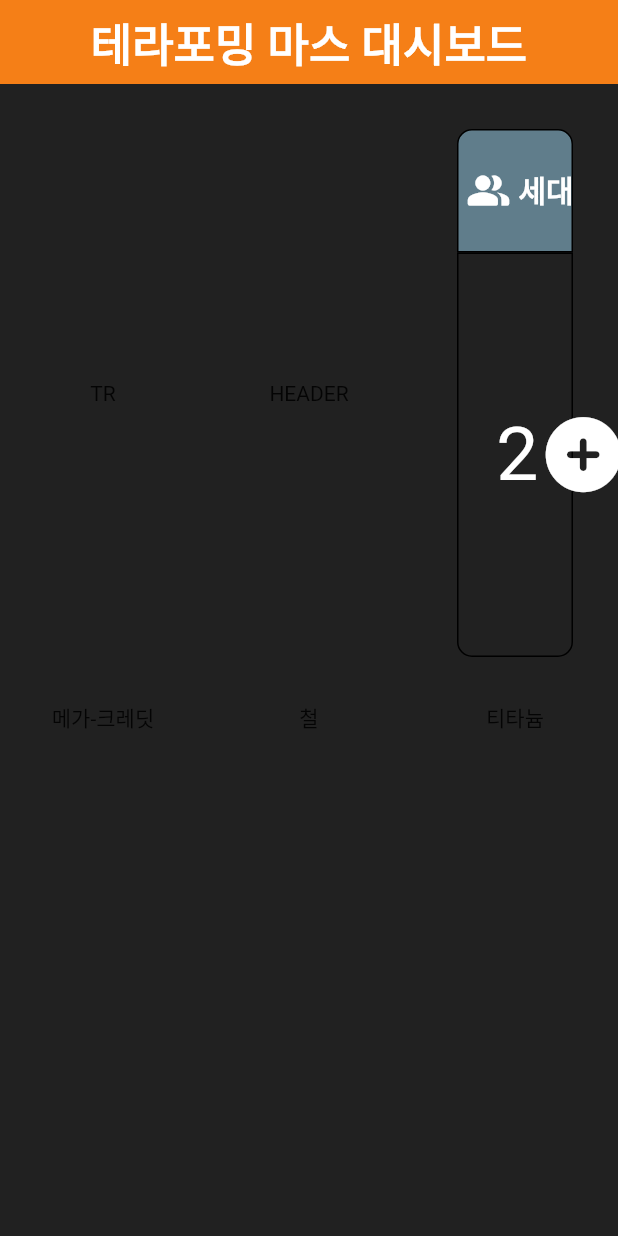
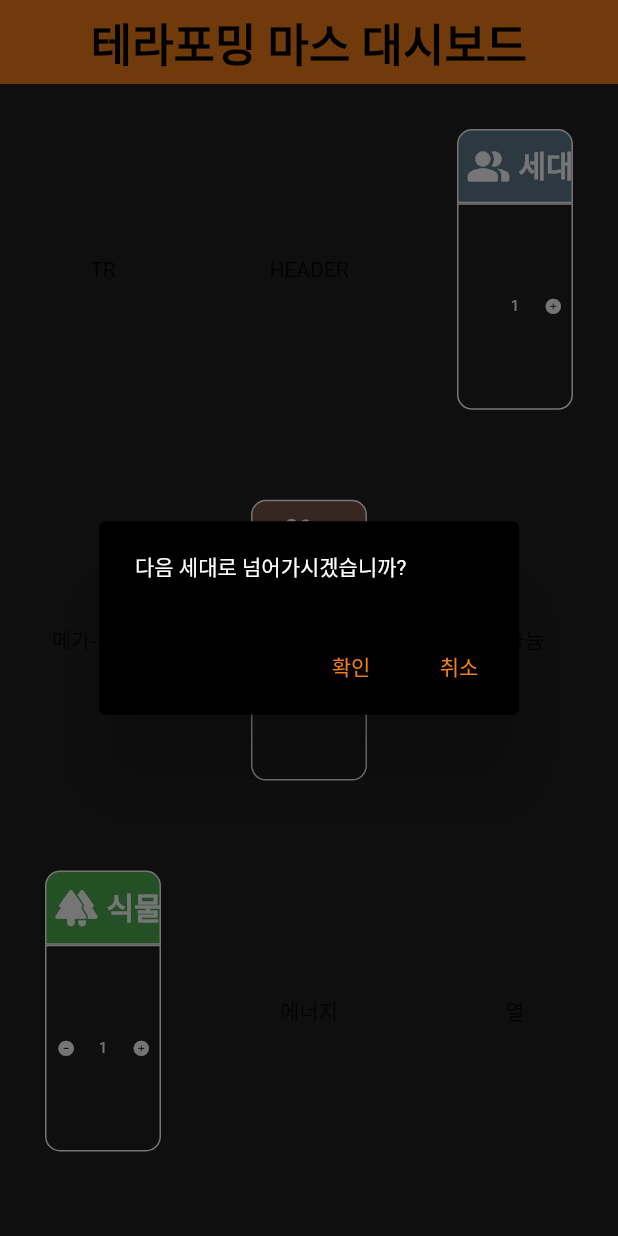
Before and after one commit to RedForest0607/riverpod-study, a Flutter app: the screen it shows after launch, after a tap on an icon or button, on a phone screen of 412 x 824 dp. Run offline on Flutter 3.47's test engine with Material 2 defaults, Android fonts, the phone set to English and light mode, and no system bars; our stand-ins replace font_awesome_flutter, hooks_riverpod.

Commit message:
🚧 add resource widget

```diff
--- a/lib/enum/counter_enum.dart
+++ b/lib/enum/counter_enum.dart
@@ -1,18 +1,25 @@
 import 'package:flutter/material.dart';
 
 enum CounterEnum {
-  generation(title: "세대", icon: "generation", mainColor: Colors.blueGrey),
+  generation(
+      title: "세대", icon: Icons.people_alt_rounded, mainColor: Colors.blueGrey),
   terraformingRate(
-      title: "TR", icon: "terraformingRate", mainColor: Colors.orange),
-  megaCredit(title: "메가-크레딧", icon: "megaCredit", mainColor: Colors.amber),
-  steel(title: "철", icon: "steel", mainColor: Colors.brown),
-  titanium(title: "티타늄", icon: "titanium", mainColor: Colors.grey),
-  plants(title: "식물", icon: "plants", mainColor: Colors.green),
-  energy(title: "에너지", icon: "energy", mainColor: Colors.blue),
-  heat(title: "열", icon: "heat", mainColor: Colors.red);
+      title: "TR", icon: Icons.language_rounded, mainColor: Colors.orange),
+  megaCredit(
+      title: "메가-크레딧", icon: Icons.euro_rounded, mainColor: Colors.amber),
+  steel(title: "철", icon: Icons.construction_rounded, mainColor: Colors.brown),
+  titanium(
+      title: "티타늄", icon: Icons.star_border_rounded, mainColor: Colors.grey),
+  plants(title: "식물", icon: Icons.forest_rounded, mainColor: Colors.green),
+  energy(
+      title: "에너지", icon: Icons.offline_bolt_rounded, mainColor: Colors.blue),
+  heat(
+      title: "열",
+      icon: Icons.local_fire_department_rounded,
+      mainColor: Colors.red);
 
   final String title;
-  final String icon;
+  final IconData icon;
   final Color mainColor;
 
   const CounterEnum({
--- a/lib/notifiers/generation.dart
+++ b/lib/notifiers/generation.dart
@@ -18,4 +18,8 @@ class GenerationNotifier extends Notifier<int> {
   void reset() {
     state = 1;
   }
+
+  void set(int generation) {
+    state = generation;
+  }
 }
--- /dev/null
+++ b/lib/notifiers/plant.dart
@@ -0,0 +1,31 @@
+import 'package:hooks_riverpod/hooks_riverpod.dart';
+
+final plantProvider = NotifierProvider<PlantNotifier, int>(() {
+  PlantNotifier plantNotifier = PlantNotifier();
+  return plantNotifier;
+});
+
+class PlantNotifier extends Notifier<int> {
+  @override
+  int build() {
+    return 1; // initial value
+  }
+
+  void reset() {
+    state = 0;
+  }
+
+  void add() {
+    state = state + 1;
+  }
+
+  void minus() {
+    if (state > 0) {
+      state = state - 1;
+    }
+  }
+
+  void set(int resource) {
+    state = resource;
+  }
+}
--- a/lib/screen/dashboard/dashboard_screen.dart
+++ b/lib/screen/dashboard/dashboard_screen.dart
@@ -1,6 +1,7 @@
 import 'package:flutter/material.dart';
 import 'package:riverpod_study/enum/counter_enum.dart';
-import 'package:riverpod_study/screen/dashboard/widget/generation_block_widget.dart';
+import 'package:riverpod_study/screen/dashboard/widget/resource_block_widget.dart';
+import 'package:riverpod_study/screen/dashboard/widget/generation/generation_block_widget.dart';
 
 class DashboardScreen extends StatelessWidget {
   const DashboardScreen({super.key});
@@ -14,7 +15,8 @@ class DashboardScreen extends StatelessWidget {
         elevation: 0,
         title: const Text(
           '테라포밍 마스 대시보드',
-          style: TextStyle(fontWeight: FontWeight.bold, fontSize: 30),
+          style: TextStyle(
+              color: Colors.black, fontWeight: FontWeight.bold, fontSize: 30),
         ),
         centerTitle: true,
       ),
@@ -33,7 +35,11 @@ class DashboardScreen extends StatelessWidget {
               ),
               Expanded(
                 child: GenerationBlockWidget(
-                    height: (MediaQuery.of(context).size.height / 2)),
+                  height: (MediaQuery.of(context).size.height * 0.3),
+                  color: CounterEnum.generation.mainColor,
+                  title: CounterEnum.generation.title,
+                  widgetIcon: CounterEnum.generation.icon,
+                ),
               ),
             ]),
             Row(children: [
@@ -42,14 +48,36 @@ class DashboardScreen extends StatelessWidget {
                     textAlign: TextAlign.center),
               ),
               Expanded(
-                child:
-                    Text(CounterEnum.steel.title, textAlign: TextAlign.center),
-              ),
+                  child: ResourceBlockWidget(
+                height: (MediaQuery.of(context).size.height * 0.3),
+                color: CounterEnum.steel.mainColor,
+                title: CounterEnum.steel.title,
+                widgetIcon: CounterEnum.steel.icon,
+              )),
               Expanded(
                 child: Text(CounterEnum.titanium.title,
                     textAlign: TextAlign.center),
               ),
             ]),
+            Row(
+              children: [
+                Expanded(
+                    child: ResourceBlockWidget(
+                  height: (MediaQuery.of(context).size.height * 0.3),
+                  color: CounterEnum.plants.mainColor,
+                  title: CounterEnum.plants.title,
+                  widgetIcon: CounterEnum.plants.icon,
+                )),
+                Expanded(
+                  child: Text(CounterEnum.energy.title,
+                      textAlign: TextAlign.center),
+                ),
+                Expanded(
+                  child:
+                      Text(CounterEnum.heat.title, textAlign: TextAlign.center),
+                ),
+              ],
+            ),
           ],
         ),
       ),
--- a/lib/screen/dashboard/widget/block_header_widget.dart
+++ b/lib/screen/dashboard/widget/block_header_widget.dart
@@ -1,10 +1,13 @@
 import 'package:flutter/material.dart';
-import 'package:riverpod_study/enum/counter_enum.dart';
 
 class BlockHeaderWidget extends StatelessWidget {
-  const BlockHeaderWidget({super.key, this.height});
+  const BlockHeaderWidget(
+      {super.key, this.height, this.color, this.title, this.widgetIcon});
 
   final double? height;
+  final Color? color;
+  final String? title;
+  final IconData? widgetIcon;
 
   @override
   Widget build(BuildContext context) {
@@ -12,8 +15,10 @@ class BlockHeaderWidget extends StatelessWidget {
       width: double.infinity,
       height: height,
       decoration: BoxDecoration(
-        color: CounterEnum.generation.mainColor,
-        border: Border.all(),
+        color: color,
+        border: Border.all(
+          color: Colors.white,
+        ),
         borderRadius: const BorderRadius.only(
           topLeft: Radius.circular(10),
           topRight: Radius.circular(10),
@@ -26,18 +31,16 @@ class BlockHeaderWidget extends StatelessWidget {
             const SizedBox(
               width: 5,
             ),
-            const Icon(IconData(0xf005c, fontFamily: 'MaterialIcons'),
-                color: Colors.white, size: 30),
+            Icon(widgetIcon, color: Colors.white, size: 30),
             Padding(
               padding: const EdgeInsets.fromLTRB(5, 0, 0, 0),
               child: Text(
-                CounterEnum.generation.title,
+                title!,
                 style: const TextStyle(
-                  color: Colors.white,
-                  fontWeight: FontWeight.bold,
-                  height: 1.35,
-                  fontSize: 20
-                ),
+                    color: Colors.white,
+                    fontWeight: FontWeight.bold,
+                    height: 1.35,
+                    fontSize: 20),
               ),
             ),
           ],
--- /dev/null
+++ b/lib/screen/dashboard/widget/generation/generation_block_widget.dart
@@ -0,0 +1,32 @@
+import 'package:flutter/material.dart';
+import 'package:riverpod_study/screen/dashboard/widget/block_header_widget.dart';
+import 'package:riverpod_study/screen/dashboard/widget/generation/generation_counter_widget.dart';
+
+class GenerationBlockWidget extends StatelessWidget {
+  const GenerationBlockWidget({super.key, this.height, this.color, this.title, this.widgetIcon});
+
+  final double? height;
+  final Color? color;
+  final String? title;
+  final IconData? widgetIcon;
+
+  @override
+  Widget build(BuildContext context) {
+    return Container(
+      height: height,
+      padding: const EdgeInsets.fromLTRB(30, 30, 30, 30),
+      child: Column(
+        mainAxisSize: MainAxisSize.max,
+        children: [
+          BlockHeaderWidget(height: height! / 5,
+                            color: color,
+                            title: title,
+                            widgetIcon: widgetIcon,),
+          const Expanded(
+            child: GenerationCounterWidget(),
+          ),
+        ],
+      ),
+    );
+  }
+}
--- /dev/null
+++ b/lib/screen/dashboard/widget/generation/generation_counter_widget.dart
@@ -0,0 +1,89 @@
+import 'package:flutter/material.dart';
+import 'package:hooks_riverpod/hooks_riverpod.dart';
+import 'package:riverpod_study/notifiers/generation.dart';
+import 'package:font_awesome_flutter/font_awesome_flutter.dart';
+
+class GenerationCounterWidget extends HookConsumerWidget {
+  const GenerationCounterWidget({super.key});
+
+  @override
+  Widget build(BuildContext context, WidgetRef ref) {
+    int generation = ref.watch(generationProvider);
+
+    return Container(
+      height: null,
+      decoration: BoxDecoration(
+        border: Border.all(
+          color: Colors.white,
+        ),
+        borderRadius: const BorderRadius.only(
+          bottomLeft: Radius.circular(10),
+          bottomRight: Radius.circular(10),
+        ),
+      ),
+      child: Row(
+        children: [
+          const Spacer(
+            flex: 1,
+          ),
+          Expanded(
+            child: Text(
+              generation.toString(),
+              style: TextStyle(
+                color: Colors.white,
+                fontSize: MediaQuery.of(context).size.height *
+                    MediaQuery.of(context).size.width *
+                    0.00003,
+              ),
+              textAlign: TextAlign.center,
+            ),
+          ),
+          Expanded(
+            flex: 1,
+            child: SizedBox(
+              height: 140,
+              child: IconButton(
+                  icon: FaIcon(
+                    FontAwesomeIcons.circlePlus,
+                    size: MediaQuery.of(context).size.height *
+                        MediaQuery.of(context).size.width *
+                        0.00003,
+                    color: Colors.white,
+                  ),
+                  onPressed: () => showDialog(
+                      context: context,
+                      barrierDismissible: false,
+                      builder: (BuildContext context) {
+                        return AlertDialog(
+                          content: const Text("다음 세대로 넘어가시겠습니까?"),
+                          backgroundColor: Colors.black,
+                          contentTextStyle:
+                              const TextStyle(color: Colors.white),
+                          actions: <Widget>[
+                            TextButton(
+                              onPressed: () => {
+                                ref.read(generationProvider.notifier).add(),
+                                Navigator.pop(context, 'OK'),
+                              },
+                              child: Text(
+                                "확인",
+                                style: TextStyle(color: Colors.yellow.shade900),
+                              ),
+                            ),
+                            TextButton(
+                              onPressed: () => Navigator.pop(context, "Cancel"),
+                              child: Text(
+                                "취소",
+                                style: TextStyle(color: Colors.yellow.shade900),
+                              ),
+                            ),
+                          ],
+                        );
+                      })),
+            ),
+          ),
+        ],
+      ),
+    );
+  }
+}
--- a/lib/screen/dashboard/widget/generation_block_widget.dart
+++ /dev/null
@@ -1,26 +0,0 @@
-import 'package:flutter/material.dart';
-import 'block_header_widget.dart';
-import 'generation_counter_widget.dart';
-
-class GenerationBlockWidget extends StatelessWidget {
-  const GenerationBlockWidget({super.key, this.height});
-
-  final double? height;
-
-  @override
-  Widget build(BuildContext context) {
-    return Container(
-      height: height,
-      padding: const EdgeInsets.fromLTRB(30, 30, 30, 30),
-      child: Column(
-        mainAxisSize: MainAxisSize.max,
-        children: [
-          BlockHeaderWidget(height: height! / 5),
-          const Expanded(
-            child: GenerationCounterWidget(),
-          ),
-        ],
-      ),
-    );
-  }
-}
--- a/lib/screen/dashboard/widget/generation_counter_widget.dart
+++ /dev/null
@@ -1,52 +0,0 @@
-import 'package:flutter/material.dart';
-import 'package:font_awesome_flutter/font_awesome_flutter.dart';
-import 'package:hooks_riverpod/hooks_riverpod.dart';
-import 'package:riverpod_study/notifiers/generation.dart';
-
-class GenerationCounterWidget extends HookConsumerWidget {
-  const GenerationCounterWidget({super.key});
-
-  @override
-  Widget build(BuildContext context, WidgetRef ref) {
-    int generation = ref.watch(generationProvider);
-
-    return Container(
-      height: null,
-      decoration: BoxDecoration(
-        border: Border.all(),
-        borderRadius: const BorderRadius.only(
-          bottomLeft: Radius.circular(10),
-          bottomRight: Radius.circular(10),
-        ),
-      ),
-      child: Row(
-        children: [
-          const Spacer(
-            flex: 1,
-          ),
-          Expanded(
-            child: Text(
-              generation.toString(),
-              style: const TextStyle(color: Colors.white, fontSize: 50),
-              textAlign: TextAlign.center,
-            ),
-          ),
-          Expanded(
-            flex: 1,
-            child: SizedBox(
-              height: 140,
-              child: IconButton(
-                icon: const FaIcon(
-                  FontAwesomeIcons.circlePlus,
-                  color: Colors.white,
-                  size: 50,
-                ),
-                onPressed: () => ref.read(generationProvider.notifier).add(),
-              ),
-            ),
-          ),
-        ],
-      ),
-    );
-  }
-}
--- a/lib/screen/dashboard/widget/resource_block_widget.dart
+++ b/lib/screen/dashboard/widget/resource_block_widget.dart
@@ -1,12 +1,40 @@
 import 'package:flutter/material.dart';
-import 'package:hooks_riverpod/hooks_riverpod.dart';
+import 'package:riverpod_study/screen/dashboard/widget/block_header_widget.dart';
+import 'package:riverpod_study/screen/dashboard/widget/resource_count_widget.dart';
 
-class ResourceBlockWidget extends ConsumerWidget {
-  const ResourceBlockWidget({super.key});
+class ResourceBlockWidget extends StatelessWidget {
+  const ResourceBlockWidget({
+    super.key,
+    required this.height,
+    required this.color,
+    required this.title,
+    required this.widgetIcon,
+  });
+
+  final double height;
+  final Color color;
+  final String title;
+  final IconData widgetIcon;
 
   @override
-  Widget build(BuildContext context, WidgetRef ref) {
-    // TODO: implement build
-    throw UnimplementedError();
+  Widget build(BuildContext context) {
+    return Container(
+      height: height,
+      padding: const EdgeInsets.fromLTRB(30, 30, 30, 30),
+      child: Column(
+        mainAxisSize: MainAxisSize.max,
+        children: [
+          BlockHeaderWidget(
+            height: height / 5,
+            color: color,
+            title: title,
+            widgetIcon: widgetIcon,
+          ),
+          Expanded(
+            child: ResourceCounterWidget(title: title),
+          ),
+        ],
+      ),
+    );
   }
 }
--- /dev/null
+++ b/lib/screen/dashboard/widget/resource_count_widget.dart
@@ -0,0 +1,91 @@
+import 'package:flutter/material.dart';
+import 'package:hooks_riverpod/hooks_riverpod.dart';
+import 'package:font_awesome_flutter/font_awesome_flutter.dart';
+import 'package:riverpod_study/enum/counter_enum.dart';
+import 'package:riverpod_study/notifiers/plant.dart';
+
+class ResourceCounterWidget extends HookConsumerWidget {
+  const ResourceCounterWidget({super.key, required this.title});
+
+  final String title;
+
+  @override
+  Widget build(BuildContext context, WidgetRef ref) {
+    int resource = 0;
+
+    if (CounterEnum.plants.title == title) {
+      resource = ref.watch(plantProvider);
+    }
+
+    return Container(
+      height: null,
+      decoration: BoxDecoration(
+        border: Border.all(
+          color: Colors.white,
+        ),
+        borderRadius: const BorderRadius.only(
+          bottomLeft: Radius.circular(10),
+          bottomRight: Radius.circular(10),
+        ),
+      ),
+      child: Row(
+        children: [
+          Expanded(
+            flex: 1,
+            child: SizedBox(
+              height: 140,
+              child: IconButton(
+                icon: FaIcon(
+                  FontAwesomeIcons.circleMinus,
+                  size: MediaQuery.of(context).size.height *
+                      MediaQuery.of(context).size.width *
+                      0.00003,
+                  color: Colors.white,
+                ),
+                onPressed: () => {
+                  if (CounterEnum.plants.title == title)
+                    {
+                      ref.read(plantProvider.notifier).minus(),
+                    },
+                },
+              ),
+            ),
+          ),
+          Expanded(
+            child: Text(
+              resource.toString(),
+              style: TextStyle(
+                color: Colors.white,
+                fontSize: MediaQuery.of(context).size.height *
+                    MediaQuery.of(context).size.width *
+                    0.00003,
+              ),
+              textAlign: TextAlign.center,
+            ),
+          ),
+          Expanded(
+            flex: 1,
+            child: SizedBox(
+              height: 140,
+              child: IconButton(
+                icon: FaIcon(
+                  FontAwesomeIcons.circlePlus,
+                  size: MediaQuery.of(context).size.height *
+                      MediaQuery.of(context).size.width *
+                      0.00003,
+                  color: Colors.white,
+                ),
+                onPressed: () => {
+                  if (CounterEnum.plants.title == title)
+                    {
+                      ref.read(plantProvider.notifier).add(),
+                    },
+                },
+              ),
+            ),
+          ),
+        ],
+      ),
+    );
+  }
+}
```
Also changed, not shown: pubspec.yaml (+2 -5 lines).
